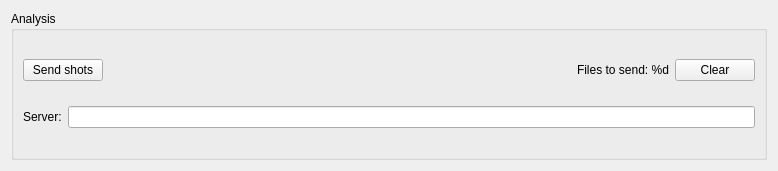
Above: analysis_submission.ui from labscript-suite/blacs before the change. Below: the same form after it.
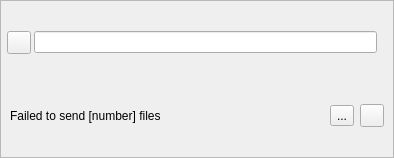
That is the form after the change. Icons and pictures are not drawn.

Commit message: feature2: Modifying analysis submission GUI.

Patch:
```diff
--- a/analysis_submission.ui
+++ b/analysis_submission.ui
@@ -6,24 +6,45 @@
    <rect>
     <x>0</x>
     <y>0</y>
-    <width>778</width>
-    <height>171</height>
+    <width>394</width>
+    <height>158</height>
    </rect>
   </property>
   <property name="windowTitle">
    <string>Form</string>
   </property>
   <layout class="QHBoxLayout" name="horizontalLayout_2">
+   <property name="spacing">
+    <number>0</number>
+   </property>
+   <property name="margin">
+    <number>0</number>
+   </property>
    <item>
-    <widget class="QGroupBox" name="groupBox">
-     <property name="title">
-      <string>Analysis</string>
+    <widget class="QFrame" name="frame">
+     <property name="frameShape">
+      <enum>QFrame::StyledPanel</enum>
+     </property>
+     <property name="frameShadow">
+      <enum>QFrame::Plain</enum>
+     </property>
+     <property name="lineWidth">
+      <number>1</number>
      </property>
      <layout class="QVBoxLayout" name="verticalLayout">
+      <property name="spacing">
+       <number>3</number>
+      </property>
+      <property name="margin">
+       <number>6</number>
+      </property>
       <item>
-       <layout class="QHBoxLayout" name="horizontalLayout_3">
+       <layout class="QHBoxLayout" name="horizontalLayout">
+        <property name="spacing">
+         <number>3</number>
+        </property>
         <item>
-         <widget class="QPushButton" name="send_to_server">
+         <widget class="QToolButton" name="send_to_server">
           <property name="focusPolicy">
            <enum>Qt::NoFocus</enum>
           </property>
@@ -31,7 +52,7 @@
            <string>Send files for analysis</string>
           </property>
           <property name="text">
-           <string>Send shots</string>
+           <string/>
           </property>
           <property name="icon">
            <iconset resource="../../../../usr/local/lib/python2.7/dist-packages/qtutils/icons/icons.qrc">
@@ -40,8 +61,12 @@
           <property name="checkable">
            <bool>true</bool>
           </property>
-          <property name="flat">
-           <bool>false</bool>
+         </widget>
+        </item>
+        <item>
+         <widget class="QLineEdit" name="server">
+          <property name="toolTip">
+           <string>Hostname of lyse analysis server</string>
           </property>
          </widget>
         </item>
@@ -53,6 +78,33 @@
           <property name="pixmap">
            <pixmap resource="../../../../usr/local/lib/python2.7/dist-packages/qtutils/icons/icons.qrc">:/qtutils/fugue/status-offline.png</pixmap>
           </property>
+          <property name="scaledContents">
+           <bool>false</bool>
+          </property>
+         </widget>
+        </item>
+       </layout>
+      </item>
+      <item>
+       <widget class="QFrame" name="failed_to_send_frame">
+        <property name="styleSheet">
+         <string notr="true">QFrame{background-color: '#FF9999'};</string>
+        </property>
+        <property name="frameShape">
+         <enum>QFrame::NoFrame</enum>
+        </property>
+        <property name="frameShadow">
+         <enum>QFrame::Raised</enum>
+        </property>
+        <layout class="QHBoxLayout" name="horizontalLayout_3">
+         <property name="margin">
+          <number>3</number>
+         </property>
+         <item>
+          <widget class="QLabel" name="resend_shots_label">
+           <property name="text">
+            <string>Failed to send [number] files</string>
+           </property>
          </widget>
         </item>
         <item>
@@ -69,19 +121,27 @@
          </spacer>
         </item>
         <item>
-         <layout class="QHBoxLayout" name="resend_shots_layout">
-          <item>
-           <widget class="QLabel" name="resend_shots_label">
+          <widget class="QToolButton" name="toolButton">
+           <property name="toolTip">
+            <string>Retry</string>
+           </property>
             <property name="text">
-             <string>Files to send: %d</string>
+            <string>...</string>
+           </property>
+           <property name="icon">
+            <iconset resource="../../../../usr/local/lib/python2.7/dist-packages/qtutils/icons/icons.qrc">
+             <normaloff>:/qtutils/fugue/arrow-circle.png</normaloff>:/qtutils/fugue/arrow-circle.png</iconset>
             </property>
            </widget>
           </item>
           <item>
-           <widget class="QPushButton" name="clear_unsent_shots_button">
-            <property name="text">
+          <widget class="QToolButton" name="clear_unsent_shots_button">
+           <property name="toolTip">
              <string>Clear</string>
             </property>
+           <property name="text">
+            <string/>
+           </property>
             <property name="icon">
              <iconset resource="../../../../usr/local/lib/python2.7/dist-packages/qtutils/icons/icons.qrc">
               <normaloff>:/qtutils/fugue/cross-octagon.png</normaloff>:/qtutils/fugue/cross-octagon.png</iconset>
@@ -89,22 +149,7 @@
            </widget>
           </item>
          </layout>
-        </item>
-       </layout>
-      </item>
-      <item>
-       <layout class="QHBoxLayout" name="horizontalLayout">
-        <item>
-         <widget class="QLabel" name="label">
-          <property name="text">
-           <string>Server:</string>
-          </property>
-         </widget>
-        </item>
-        <item>
-         <widget class="QLineEdit" name="server"/>
-        </item>
-       </layout>
+       </widget>
       </item>
      </layout>
     </widget>
```
Left out of the diff: 6 changed lines with no effect on the pictures. Lines whose indentation alone changed are shown as unchanged. The commit also changes 1 other file.
